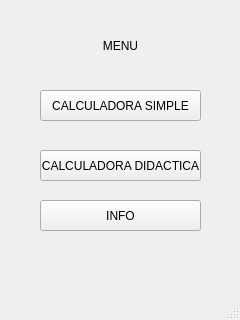
Craos6518/Proyecto-final-progra, file 2.1/UI/PRINCIPAL/Principal2.ui: the form before one commit.
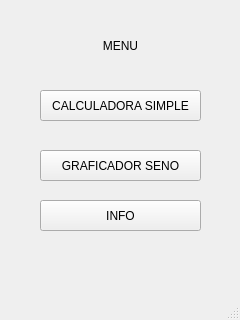
The form after the commit.

```diff
--- a/2.1/UI/PRINCIPAL/Principal2.ui
+++ b/2.1/UI/PRINCIPAL/Principal2.ui
@@ -56,7 +56,7 @@
      </rect>
     </property>
     <property name="text">
-     <string>CALCULADORA DIDACTICA</string>
+     <string>GRAFICADOR SENO</string>
     </property>
    </widget>
    <widget class="QPushButton" name="pushButton_3">
```
